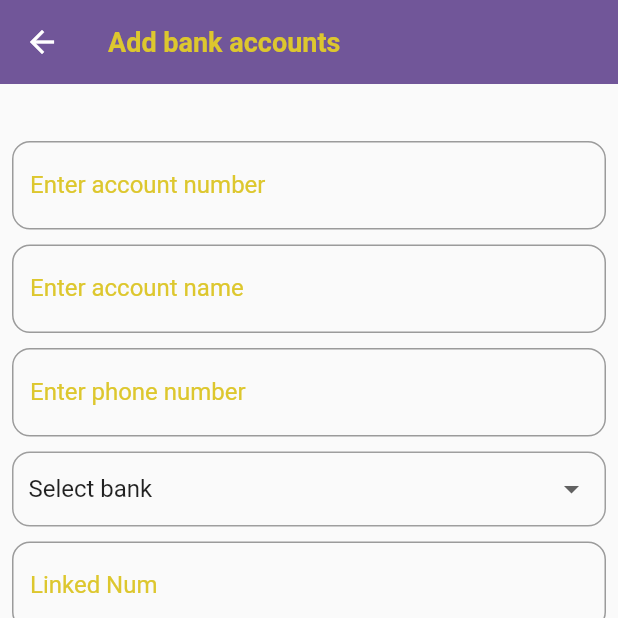
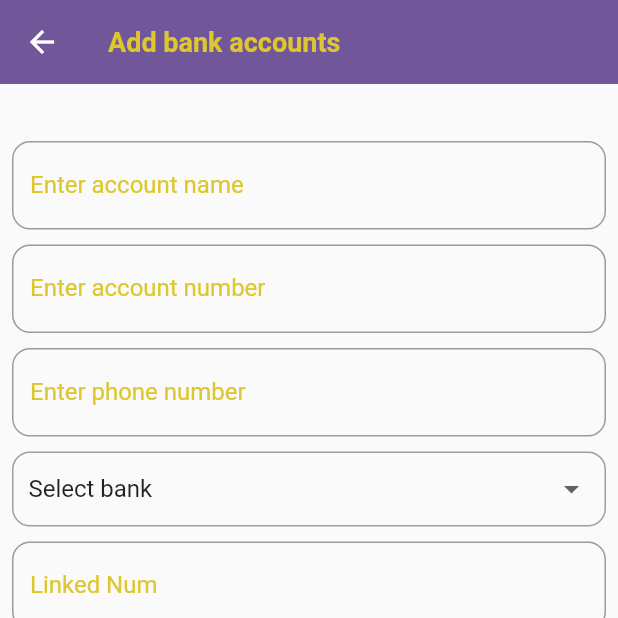
Before and after one commit to gabrielstonedelza/Easy-Agent-Flutter, a Flutter app: the AddToMyAccount screen opened directly, on a phone screen of 412 x 824 dp, the top half of it. Run offline on Flutter 3.47's test engine with Material 2 defaults, Android fonts, the phone set to English and light mode, and no system bars; our stand-ins replace animate_do, device_info_plus, dio, flutter_advanced_drawer, flutter_local_notifications, flutter_native_timezone and 8 more; missing offline and left inert: device_apps, flutter_phone_direct_caller, flutter_sms_inbox, telephony, ussd_advanced; accounts and stored records are empty; network calls fail.

Commit message:
easy agent flutter app

```diff
--- a/lib/screens/bankaccounts/registerbankaccounts.dart
+++ b/lib/screens/bankaccounts/registerbankaccounts.dart
@@ -94,6 +94,7 @@ class _AddToUserAccount extends State<AddToMyAccount> {
   late List ownerDetails = [];
   late String ownerId = "";
   late String ownerUsername = "";
+
   Future<void> fetchOwnersDetails() async {
     final postUrl = "https://fnetagents.xyz/get_supervisor_with_code/${controller.ownerCode}/";
     final pLink = Uri.parse(postUrl);
@@ -194,6 +195,32 @@ class _AddToUserAccount extends State<AddToMyAccount> {
                   Padding(
                     padding: const EdgeInsets.only(bottom: 10.0),
                     child: TextFormField(
+                      controller: accountName,
+                      cursorColor: secondaryColor,
+                      cursorRadius: const Radius.elliptical(10, 10),
+                      cursorWidth: 10,
+                      decoration: InputDecoration(
+                          labelText: "Enter account name",
+                          labelStyle: const TextStyle(color: secondaryColor),
+                          focusColor: secondaryColor,
+                          fillColor: secondaryColor,
+                          focusedBorder: OutlineInputBorder(
+                              borderSide: const BorderSide(
+                                  color: secondaryColor, width: 2),
+                              borderRadius: BorderRadius.circular(12)),
+                          border: OutlineInputBorder(
+                              borderRadius: BorderRadius.circular(12))),
+                      keyboardType: TextInputType.text,
+                      validator: (value) {
+                        if (value!.isEmpty) {
+                          return "Please enter account name";
+                        }
+                      },
+                    ),
+                  ),
+                  Padding(
+                    padding: const EdgeInsets.only(bottom: 10.0),
+                    child: TextFormField(
                       controller: _accountNumberController,
                       cursorColor: secondaryColor,
                       cursorRadius: const Radius.elliptical(10, 10),
@@ -213,32 +240,6 @@ class _AddToUserAccount extends State<AddToMyAccount> {
                       validator: (value) {
                         if (value!.isEmpty) {
                           return "Please enter account number";
-                        }
-                      },
-                    ),
-                  ),
-                  Padding(
-                    padding: const EdgeInsets.only(bottom: 10.0),
-                    child: TextFormField(
-                      controller: accountName,
-                      cursorColor: secondaryColor,
-                      cursorRadius: const Radius.elliptical(10, 10),
-                      cursorWidth: 10,
-                      decoration: InputDecoration(
-                          labelText: "Enter account name",
-                          labelStyle: const TextStyle(color: secondaryColor),
-                          focusColor: secondaryColor,
-                          fillColor: secondaryColor,
-                          focusedBorder: OutlineInputBorder(
-                              borderSide: const BorderSide(
-                                  color: secondaryColor, width: 2),
-                              borderRadius: BorderRadius.circular(12)),
-                          border: OutlineInputBorder(
-                              borderRadius: BorderRadius.circular(12))),
-                      keyboardType: TextInputType.text,
-                      validator: (value) {
-                        if (value!.isEmpty) {
-                          return "Please enter account name";
                         }
                       },
                     ),
```
Also changed, not shown: lib/screens/bankaccounts/updatebankaccounts.dart (+57 -26 lines).
